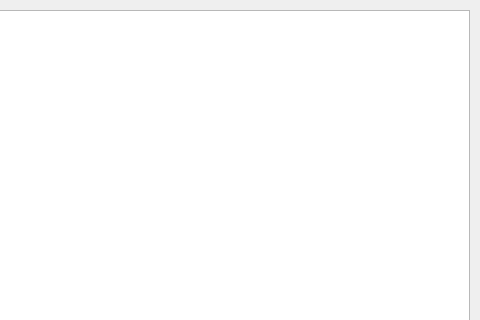
Above: SeriesScraper/mainwindow.ui from martinLutz1/SeriesScraper before the change; both pictures show x 260 to 740 and y 0 to 320 of the 740 by 610 pixel window. Below: the same form after it.
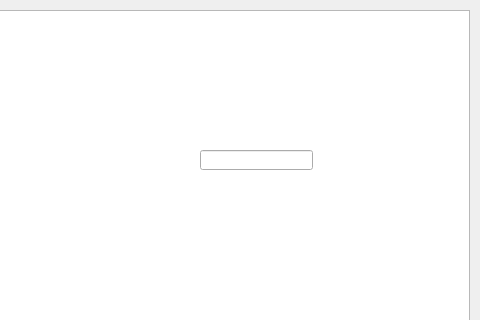
That is the form after the change. Icons and pictures are not drawn.

Commit message: Inital stuff for editting episodes

Diff of the .ui file:
```diff
--- a/SeriesScraper/mainwindow.ui
+++ b/SeriesScraper/mainwindow.ui
@@ -311,6 +311,19 @@
      </property>
     </widget>
    </widget>
+   <widget class="QLineEdit" name="episodeLineEdit">
+    <property name="enabled">
+     <bool>true</bool>
+    </property>
+    <property name="geometry">
+     <rect>
+      <x>460</x>
+      <y>150</y>
+      <width>113</width>
+      <height>20</height>
+     </rect>
+    </property>
+   </widget>
   </widget>
   <widget class="QStatusBar" name="statusBar">
    <property name="toolTip">
```
Left out of the diff: 2 changed lines with no effect on the pictures. The commit also changes 4 other files.
